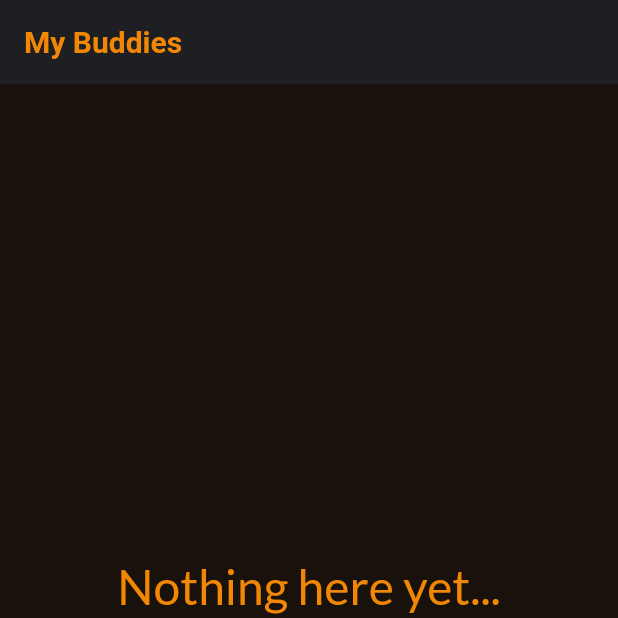
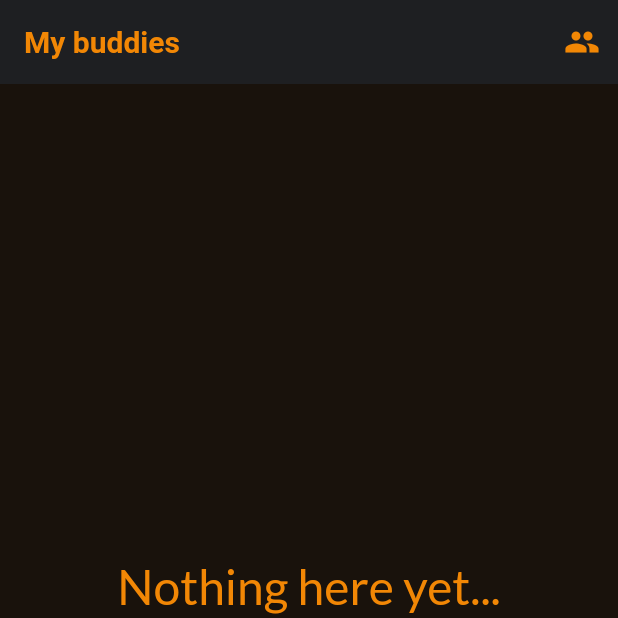
Before and after one commit to skobizsolt/gymbuddy, a Flutter app: the screen it shows once a user with an empty profile is signed in, item 3 of the bottom bar chosen, on a phone screen of 412 x 824 dp, the top half of it. Run offline on Flutter 3.47's test engine with Material 2 defaults, Android fonts, the phone set to English and light mode, and no system bars; our stand-ins replace carousel_slider, chopper, cloud_firestore, easy_search_bar, email_validator, firebase_auth and 10 more; missing offline and left inert: duration_picker, easy_image_viewer; accounts and stored records are empty; generated files the repository leaves out were written again; network calls fail.

Commit message:
feat: GYM-24 recent history introduced

```diff
--- a/lib/components/chat_builder.dart
+++ b/lib/components/chat_builder.dart
@@ -60,7 +60,7 @@ class ChatBuilder extends StatelessWidget {
 
         var messages = snapshotsData.docs
             .map(
-              (e) => Message.fromMap(e.data()),
+              (e) => ChatMessage.fromMap(e.data()),
             )
             .toList();
 
--- a/lib/main.dart
+++ b/lib/main.dart
@@ -30,6 +30,7 @@ class App extends StatelessWidget {
       locale: const Locale('hu', 'HU'),
       home: const AuthScreen(),
       navigatorKey: GlobalValues.navigatorKey,
+      debugShowCheckedModeBanner: false,
     );
   }
 }
--- /dev/null
+++ b/lib/models/chats/chat_person.dart
@@ -0,0 +1,50 @@
+import 'package:gymbuddy/models/chats/chat_message.dart';
+import 'package:gymbuddy/models/user_dto.dart';
+
+class ChatPerson {
+  String personId;
+  UserDto? personData;
+  ChatMessage? lastMessage;
+  ChatPerson({
+    required this.personId,
+    this.personData,
+    this.lastMessage,
+  });
+
+  ChatPerson copyWith({
+    String? personId,
+    UserDto? personData,
+    ChatMessage? lastMessage,
+  }) {
+    return ChatPerson(
+      personId: personId ?? this.personId,
+      personData: personData ?? this.personData,
+      lastMessage: lastMessage ?? this.lastMessage,
+    );
+  }
+
+  Map<String, dynamic> toMap() {
+    return <String, dynamic>{
+      'personId': personId,
+      'personData': personData?.toMap(),
+      'lastMessage': lastMessage?.toMap(),
+    };
+  }
+
+  @override
+  String toString() =>
+      'ChatPerson(personId: $personId, personData: $personData, lastMessage: $lastMessage)';
+
+  @override
+  bool operator ==(covariant ChatPerson other) {
+    if (identical(this, other)) return true;
+
+    return other.personId == personId &&
+        other.personData == personData &&
+        other.lastMessage == lastMessage;
+  }
+
+  @override
+  int get hashCode =>
+      personId.hashCode ^ personData.hashCode ^ lastMessage.hashCode;
+}
--- a/lib/providers/chat_provider.dart
+++ b/lib/providers/chat_provider.dart
@@ -1,8 +1,20 @@
 import 'package:flutter_riverpod/flutter_riverpod.dart';
+import 'package:gymbuddy/models/chats/chat_person.dart';
 import 'package:gymbuddy/providers/auth_provider.dart';
+import 'package:gymbuddy/service/chats/chat_history_service.dart';
 import 'package:gymbuddy/service/chats/chat_service.dart';
 
-var chatsProvider = StreamProvider((ref) {
+var chatPartnersProvider = StreamProvider((ref) {
   ref.watch(authStateChangeProvider);
   return ChatService().getUsers();
 });
+
+var _chatMessageListenerProvider = StreamProvider((ref) {
+  ref.watch(authStateChangeProvider);
+  return ChatHistoryService().getMessageSnapshots();
+});
+
+var chatHistoryProvider = FutureProvider<List<Future<ChatPerson>>>((ref) {
+  ref.watch(_chatMessageListenerProvider);
+  return ChatHistoryService().getHistory();
+});
--- a/lib/screen/auth/auth_screen.dart
+++ b/lib/screen/auth/auth_screen.dart
@@ -34,7 +34,8 @@ class AuthScreen extends ConsumerWidget {
 
   void _invalidateProviders(WidgetRef ref) {
     ref.invalidate(userProvider);
-    ref.invalidate(chatsProvider);
+    ref.invalidate(chatPartnersProvider);
+    ref.invalidate(chatHistoryProvider);
     ref.invalidate(workoutStateProvider);
     ref.invalidate(workoutRunnerStateProvider);
   }
--- /dev/null
+++ b/lib/screen/chat_history_screen.dart
@@ -0,0 +1,72 @@
+import 'package:flutter/material.dart';
+import 'package:flutter_riverpod/flutter_riverpod.dart';
+import 'package:gymbuddy/models/chats/chat_person.dart';
+import 'package:gymbuddy/providers/chat_provider.dart';
+import 'package:gymbuddy/screen/chats/chat_conversation_tile.dart';
+import 'package:gymbuddy/screen/chats/chatters_screen.dart';
+import 'package:gymbuddy/widgets/utils/no_content_text.dart';
+
+class ChatHistoryScreen extends ConsumerWidget {
+  const ChatHistoryScreen({super.key});
+
+  @override
+  Widget build(BuildContext context, WidgetRef ref) {
+    var data = ref.watch(chatHistoryProvider);
+
+    final List<Future<ChatPerson>> chatters =
+        data.value == null ? List<Future<ChatPerson>>.from([]) : data.value!;
+
+    return Scaffold(
+      appBar: AppBar(
+        title: const Text('My buddies'),
+        actions: [
+          IconButton(
+            onPressed: () => _openChattersScreen(context),
+            icon: const Icon(Icons.people),
+          ),
+        ],
+      ),
+      body: _renderContent(context, chatters),
+    );
+  }
+
+  _openChattersScreen(BuildContext context) {
+    Navigator.of(context).push(MaterialPageRoute(
+      builder: (context) => const ChattersScreen(),
+    ));
+  }
+
+  _renderContent(BuildContext context, List<Future<ChatPerson>> chatters) {
+    if (chatters.isEmpty) {
+      return const NoContentText(
+        title: "Nothing here yet...",
+        details: "Your chat history will appear here 💬",
+      );
+    }
+    return SingleChildScrollView(
+      child: ListView.builder(
+        shrinkWrap: true,
+        physics: const NeverScrollableScrollPhysics(),
+        itemCount: chatters.length,
+        itemBuilder: (context, index) {
+          return FutureBuilder(
+            future: chatters[index],
+            builder: (context, snapshot) {
+              if (!snapshot.hasData || snapshot.data!.personData == null) {
+                return const SizedBox();
+              }
+
+              final receiver = snapshot.data!;
+
+              return ChatConversationTile(
+                receiverId: receiver.personId,
+                user: receiver.personData!,
+                lastMessage: receiver.lastMessage,
+              );
+            },
+          );
+        },
+      ),
+    );
+  }
+}
--- a/lib/screen/chats_screen.dart
+++ /dev/null
@@ -1,118 +0,0 @@
-// ignore_for_file: unnecessary_null_comparison
-
-import 'package:flutter/material.dart';
-import 'package:flutter_riverpod/flutter_riverpod.dart';
-import 'package:gymbuddy/models/user_dto.dart';
-import 'package:gymbuddy/providers/chat_provider.dart';
-import 'package:gymbuddy/screen/chats/chat_conversation_screen.dart';
-import 'package:gymbuddy/components/inputs/custom_searchbar.dart';
-import 'package:gymbuddy/widgets/utils/no_content_text.dart';
-import 'package:gymbuddy/widgets/utils/profile_picture.dart';
-
-class ChatsScreen extends ConsumerWidget {
-  ChatsScreen({super.key});
-
-  @override
-  Widget build(BuildContext context, WidgetRef ref) {
-    var data = ref.watch(chatsProvider);
-
-    if (!data.hasValue || data.value!.length == 0) {
-      return const NoContentText(
-        title: "Nothing here yet...",
-        details: "Your chat history will appear here 💬",
-      );
-    }
-
-    return Scaffold(
-      body: SingleChildScrollView(
-        child: Column(
-          children: [
-            // Buttons
-            Padding(
-              padding: const EdgeInsets.all(16.0),
-              child: Row(
-                children: [
-                  Expanded(
-                    child: CustomSearchBar(
-                      height: 50,
-                      color: Theme.of(context).primaryColorLight,
-                    ),
-                  ),
-                  const SizedBox(
-                    width: 8,
-                  ),
-                  Card(
-                    child: ClipRRect(
-                      borderRadius: BorderRadius.circular(32),
-                      child: IconButton(
-                        onPressed: () {},
-                        icon: const Icon(
-                          Icons.person_add_alt_1,
-                        ),
-                        color: Theme.of(context).colorScheme.primary,
-                      ),
-                    ),
-                  ),
-                ],
-              ),
-            ),
-
-            // chats
-            ListView.builder(
-              shrinkWrap: true,
-              physics: const NeverScrollableScrollPhysics(),
-              itemCount: data.value!.length,
-              itemBuilder: (context, index) {
-                final String _userId = data.value![index].id;
-                final UserDto _user =
-                    UserDto.fromMap(data.value![index].data());
-
-                final url = _user.profileImageUrl;
-
-                return Container(
-                  decoration: BoxDecoration(
-                      border: Border(
-                          bottom: BorderSide(
-                              color: Theme.of(context).primaryColorLight))),
-                  child: ListTile(
-                    visualDensity: const VisualDensity(
-                      vertical: VisualDensity.maximumDensity,
-                    ),
-                    contentPadding: const EdgeInsets.symmetric(horizontal: 8.0),
-                    leading: Padding(
-                      padding: const EdgeInsets.all(8.0),
-                      child: ProfilePicture(
-                        picture: url == null
-                            ? null
-                            : NetworkImage(
-                                url,
-                              ),
-                        child: url == null ? const Icon(Icons.person) : null,
-                        size: 32,
-                      ),
-                    ),
-                    title: Text(
-                      '${_user.firstName} ' +
-                          '${_user.lastName} ' +
-                          '(${_user.username})',
-                    ),
-                    onTap: () {
-                      Navigator.of(context).push(
-                        MaterialPageRoute(
-                          builder: (context) => ConversationScreen(
-                            receiverId: _userId,
-                            receiverData: _user,
-                          ),
-                        ),
-                      );
-                    },
-                  ),
-                );
-              },
-            ),
-          ],
-        ),
-      ),
-    );
-  }
-}
--- a/lib/screen/tabs.dart
+++ b/lib/screen/tabs.dart
@@ -1,7 +1,7 @@
 import 'package:flutter/material.dart';
 
 import 'package:gymbuddy/models/screens.dart';
-import 'package:gymbuddy/screen/chats_screen.dart';
+import 'package:gymbuddy/screen/chat_history_screen.dart';
 import 'package:gymbuddy/screen/home_screen.dart';
 import 'package:gymbuddy/screen/profile_screen.dart';
 import 'package:gymbuddy/screen/stats_screen.dart';
@@ -27,10 +27,7 @@ class _TabsScreenState extends State<TabsScreen> {
       body: const StatisticsSreen(),
     ),
     Screen(
-      appBar: AppBar(
-        title: const Text('My Buddies'),
-      ),
-      body: ChatsScreen(),
+      body: const ChatHistoryScreen(),
     ),
     Screen(
       appBar: AppBar(
--- a/lib/service/chats/chat_service.dart
+++ b/lib/service/chats/chat_service.dart
@@ -19,7 +19,7 @@ class ChatService {
   Future<void> sendMessage(
       String senderName, String reveiverId, String message) async {
     // Create new message
-    final Message chatMessage = Message(
+    final ChatMessage chatMessage = ChatMessage(
         senderId: _currentUser.uid,
         senderName: senderName,
         receiverId: reveiverId,
--- a/pubspec.yaml
+++ b/pubspec.yaml
@@ -55,6 +55,7 @@ dependencies:
   uuid: ^4.1.0
   carousel_slider: ^4.2.1
   easy_image_viewer: ^1.2.1
+  easy_search_bar: ^2.5.0
 
 dev_dependencies:
   flutter_test:
```
Also changed, not shown: lib/models/chats/chat_message.dart (+7 -7 lines), lib/screen/chats/chat_conversation_tile.dart (added, +93 -0 lines), lib/screen/chats/chatters_screen.dart (added, +57 -0 lines), lib/service/chats/chat_history_service.dart (added, +60 -0 lines), pubspec.lock, 1 other file.
